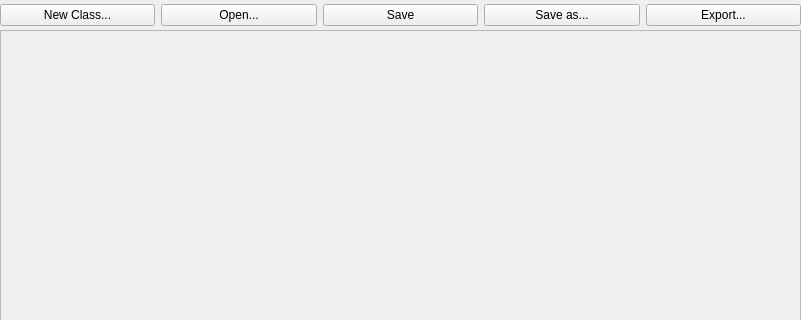
Old version of the form mainwindow.ui in the repository AvaN0x/IUT-UMLDesigner; both pictures show x 0 to 801 and y 0 to 320 of the 801 by 592 pixel window.
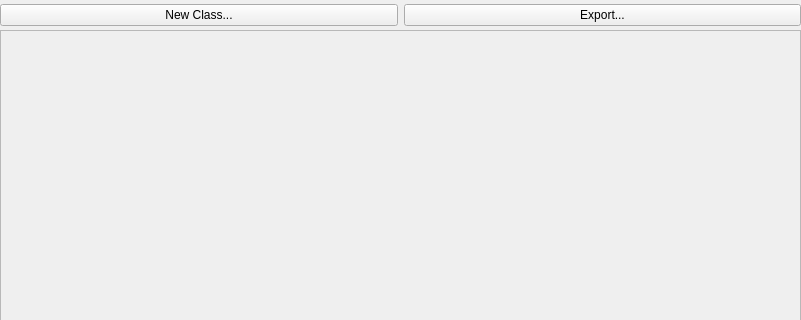
New version of the form.

Commit message: removed load and save btn

```diff
--- a/mainwindow.ui
+++ b/mainwindow.ui
@@ -34,27 +34,6 @@
        </property>
       </widget>
      </item>
-     <item>
-      <widget class="QPushButton" name="btn_open">
-       <property name="text">
-        <string>Open...</string>
-       </property>
-      </widget>
-     </item>
-     <item>
-      <widget class="QPushButton" name="btn_save">
-       <property name="text">
-        <string>Save</string>
-       </property>
-      </widget>
-     </item>
-     <item>
-      <widget class="QPushButton" name="btn_saveto">
-       <property name="text">
-        <string>Save as...</string>
-       </property>
-      </widget>
-     </item>
      <item>
       <widget class="QPushButton" name="btn_export">
        <property name="text">
```
The commit also changes 2 other files.
